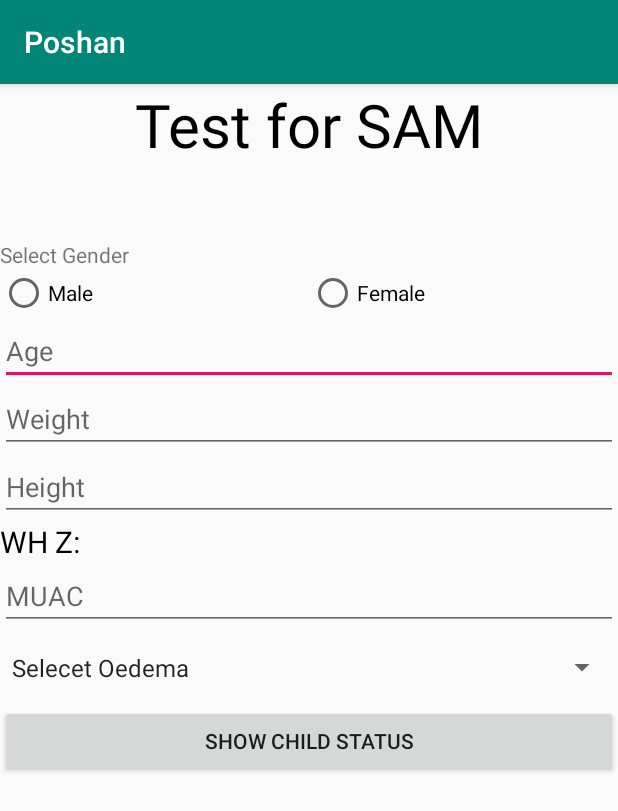
After one commit to divyansh7924/POSHAN, an Android app: the ZScoreActivity screen opened directly, with no data from a screen before it, on a phone screen of 412 x 824 dp. The commit adds this screen. Shown: the top 811 px of the screen. Run offline under Robolectric (Android 15) with nearby library versions, the phone set to English and light mode, and no system bars.

Commit message:
Implements ZScore Activity

```diff
--- a/app/src/main/AndroidManifest.xml
+++ b/app/src/main/AndroidManifest.xml
@@ -11,8 +11,10 @@
         android:roundIcon="@mipmap/ic_launcher_round"
         android:supportsRtl="true"
         android:theme="@style/AppTheme">
-        <activity android:name=".ChildProfileActivity"
-            android:label="Child Profile"></activity>
+        <activity android:name=".ZScoreActivity"></activity>
+        <activity
+            android:name=".ChildProfileActivity"
+            android:label="Child Profile" />
         <activity android:name=".UpdateReferralActivity" />
         <activity android:name=".AgnUpdateReferralActivity" />
         <activity android:name=".CurrentReferralsActivity" />
--- /dev/null
+++ b/app/src/main/java/com/example/sihtry1/ZScoreActivity.java
@@ -0,0 +1,109 @@
+package com.example.sihtry1;
+
+import android.content.Intent;
+import android.graphics.Color;
+import android.support.v7.app.AppCompatActivity;
+import android.os.Bundle;
+import android.view.View;
+import android.widget.AdapterView;
+import android.widget.Button;
+import android.widget.EditText;
+import android.widget.RadioButton;
+import android.widget.Spinner;
+import android.widget.TextView;
+
+public class ZScoreActivity extends AppCompatActivity implements AdapterView.OnItemSelectedListener {
+    private Spinner oedema_spinner;
+    private int oedema_stage = 0;
+    private Button btn_check_status, btn_create_referral;
+    private TextView tv_zscore, tv_status;
+    private EditText et_age, et_height, et_weight, et_muac;
+    private RadioButton rb_child_male, rb_child_female;
+
+    @Override
+    protected void onCreate(Bundle savedInstanceState) {
+        super.onCreate(savedInstanceState);
+        setContentView(R.layout.activity_zscore);
+
+        btn_create_referral = findViewById(R.id.zscore_btn_create_referral);
+        btn_check_status = findViewById(R.id.zscore_btn_check_status);
+        tv_zscore = findViewById(R.id.zscore_tv_zscore);
+        et_age = findViewById(R.id.zscore_et_age);
+        tv_status = findViewById(R.id.zscore_tv_status);
+        et_weight = findViewById(R.id.zscore_et_weight);
+        et_height = findViewById(R.id.zscore_et_height);
+        et_muac = findViewById(R.id.zscore_et_muac);
+        rb_child_female = findViewById(R.id.zscore_rb_female);
+        rb_child_male = findViewById(R.id.zscore_rb_male);
+
+        btn_check_status.setOnClickListener(new View.OnClickListener() {
+            @Override
+            public void onClick(View v) {
+                checkStatus();
+            }
+        });
+
+        btn_create_referral.setOnClickListener(new View.OnClickListener() {
+            @Override
+            public void onClick(View v) {
+                registerChild();
+            }
+        });
+
+        addListenerOnSpinner();
+    }
+
+    private void checkStatus() {
+        int age;
+        float weight, height, muac;
+
+        age = Integer.parseInt(et_age.getText().toString());
+        weight = Float.parseFloat(et_weight.getText().toString());
+        height = Float.parseFloat(et_height.getText().toString());
+        muac = Float.parseFloat(et_muac.getText().toString());
+
+        if (oedema_stage > 0) {
+            setSAM();
+        } else if (age > 6 && muac < 115) {
+            setSAM();
+        }
+        // TODO(1): add another condition to check for SAM based on WH Z Score
+        else {
+            setNotSAM();
+        }
+    }
+
+
+    private void setSAM() {
+        tv_status.setVisibility(View.VISIBLE);
+        tv_status.setText("Child is malnourished");
+        tv_status.setTextColor(Color.RED);
+        btn_create_referral.setVisibility(View.VISIBLE);
+    }
+
+    private void setNotSAM() {
+        tv_status.setVisibility(View.VISIBLE);
+        tv_status.setText("Child is not malnourished");
+        tv_status.setTextColor(Color.GREEN);
+        btn_create_referral.setVisibility(View.INVISIBLE);
+    }
+
+    private void registerChild() {
+        Intent intent = new Intent(this, CreateReferralActivity.class);
+        startActivity(intent);
+    }
+
+    private void addListenerOnSpinner() {
+        oedema_spinner = findViewById(R.id.zscore_spinner_oedema);
+        oedema_spinner.setOnItemSelectedListener(this);
+    }
+
+    @Override
+    public void onItemSelected(AdapterView<?> parent, View view, int position, long id) {
+        oedema_stage = position - 1;
+    }
+
+    @Override
+    public void onNothingSelected(AdapterView<?> parent) {
+    }
+}
--- /dev/null
+++ b/app/src/main/res/layout/activity_zscore.xml
@@ -0,0 +1,102 @@
+<?xml version="1.0" encoding="utf-8"?>
+<LinearLayout xmlns:android="http://schemas.android.com/apk/res/android"
+    xmlns:app="http://schemas.android.com/apk/res-auto"
+    xmlns:tools="http://schemas.android.com/tools"
+    android:layout_width="match_parent"
+    android:layout_height="match_parent"
+    android:orientation="vertical"
+    tools:context=".ZScoreActivity">
+
+    <TextView
+        android:layout_width="match_parent"
+        android:layout_height="wrap_content"
+        android:gravity="center"
+        android:text="Test for SAM"
+        android:textColor="#000"
+        android:textSize="40sp" />
+
+    <TextView
+        android:layout_width="match_parent"
+        android:layout_height="wrap_content"
+        android:layout_marginTop="50dp"
+        android:text="Select Gender" />
+
+    <RadioGroup
+        android:layout_width="match_parent"
+        android:layout_height="wrap_content"
+        android:orientation="horizontal">
+
+        <RadioButton
+            android:id="@+id/zscore_rb_male"
+            android:layout_width="match_parent"
+            android:layout_height="wrap_content"
+            android:layout_weight="1"
+            android:text="Male" />
+
+        <RadioButton
+            android:id="@+id/zscore_rb_female"
+            android:layout_width="match_parent"
+            android:layout_height="wrap_content"
+            android:layout_weight="1"
+            android:text="Female" />
+    </RadioGroup>
+
+    <EditText
+        android:id="@+id/zscore_et_age"
+        android:layout_width="match_parent"
+        android:layout_height="wrap_content"
+        android:hint="Age" />
+
+    <EditText
+        android:id="@+id/zscore_et_weight"
+        android:layout_width="match_parent"
+        android:layout_height="wrap_content"
+        android:hint="Weight" />
+
+    <EditText
+        android:id="@+id/zscore_et_height"
+        android:layout_width="match_parent"
+        android:layout_height="wrap_content"
+        android:hint="Height" />
+
+    <TextView
+        android:id="@+id/zscore_tv_zscore"
+        android:layout_width="match_parent"
+        android:layout_height="wrap_content"
+        android:text="WH Z:"
+        android:textColor="#000"
+        android:textSize="20sp" />
+
+    <EditText
+        android:id="@+id/zscore_et_muac"
+        android:layout_width="match_parent"
+        android:layout_height="wrap_content"
+        android:hint="MUAC" />
+
+    <Spinner
+        android:id="@+id/zscore_spinner_oedema"
+        android:layout_width="match_parent"
+        android:layout_height="50dp"
+        android:entries="@array/oedema_stages" />
+
+    <Button
+        android:id="@+id/zscore_btn_check_status"
+        android:layout_width="match_parent"
+        android:layout_height="wrap_content"
+        android:text="Show child status" />
+
+    <TextView
+        android:id="@+id/zscore_tv_status"
+        android:layout_width="match_parent"
+        android:layout_height="wrap_content"
+        android:gravity="center_horizontal"
+        android:textSize="20sp"
+        android:visibility="invisible" />
+
+    <Button
+        android:id="@+id/zscore_btn_create_referral"
+        android:layout_width="match_parent"
+        android:layout_height="wrap_content"
+        android:text="Create New Referral"
+        android:visibility="invisible" />
+</LinearLayout>
```
Also changed, not shown: app/src/main/java/com/example/sihtry1/CreateReferralActivity.java (+3 -8 lines), app/src/main/java/com/example/sihtry1/RCRActivity.java (+15 -6 lines), app/src/main/res/layout/activity_rcr.xml (+7 -0 lines).
